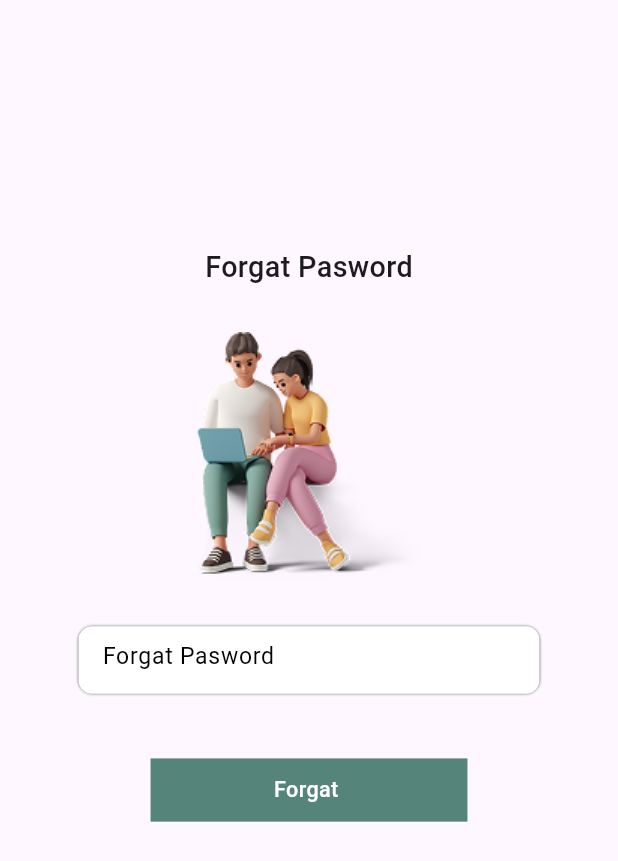
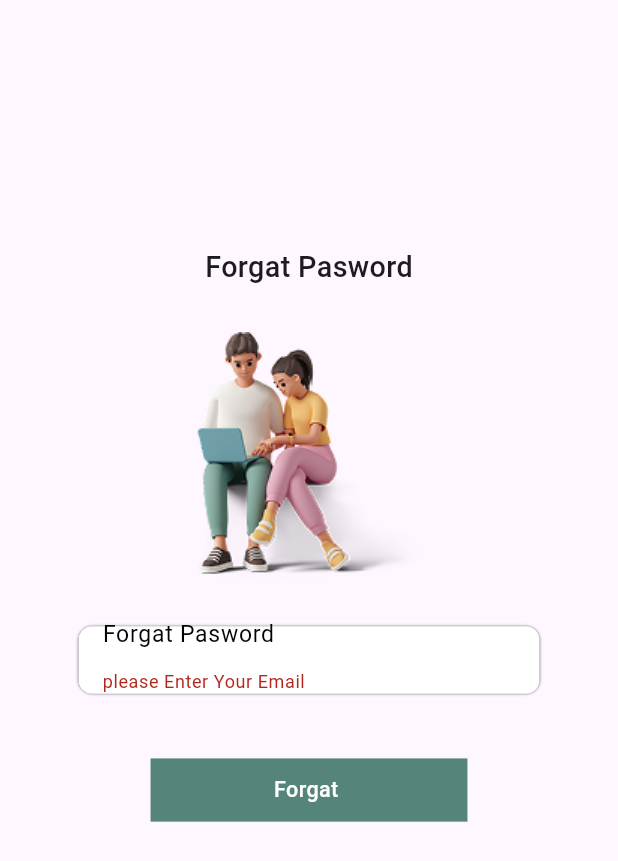
Before and after one commit to saddamhussain11/todoapp, a Flutter app: the ForgatpaswordScreen screen opened directly, after a tap on "Forgat", on a phone screen of 412 x 824 dp. Shown: the top 861 px of the screen. Run offline on Flutter 3.47's test engine with Material 3 defaults, Android fonts, the phone set to English and light mode, and no system bars; our stand-ins replace firebase_auth, firebase_core, flutter_screenutil, get, get_storage; accounts and stored records are empty.

Commit message:
email auyhentication

```diff
--- a/lib/view/auth/forgatpasword_screen.dart
+++ b/lib/view/auth/forgatpasword_screen.dart
@@ -1,18 +1,31 @@
+import 'package:firebase_auth/firebase_auth.dart';
 import 'package:flutter/material.dart';
 import 'package:flutter_screenutil/flutter_screenutil.dart';
+import 'package:get/get.dart';
 import 'package:todoapp/constant/appcolors.dart';
 import 'package:todoapp/constant/appimages.dart';
-import 'package:todoapp/widget/Button/Custom_Container.dart';
+import 'package:todoapp/util/toast_util.dart';
+import 'package:todoapp/widget/Button/Custom_Buton.dart';
 import 'package:todoapp/widget/Fields/custom_textfield.dart';
 
-class ForgatpaswordScreen extends StatelessWidget {
+class ForgatpaswordScreen extends StatefulWidget {
   const ForgatpaswordScreen({super.key});
 
+  @override
+  State<ForgatpaswordScreen> createState() => _ForgatpaswordScreenState();
+}
+
+class _ForgatpaswordScreenState extends State<ForgatpaswordScreen> {
+  TextEditingController emailcontroler = TextEditingController();
+  final formkey = GlobalKey<FormState>();
+  bool loding = false;
   @override
   Widget build(BuildContext context) {
     return Scaffold(
         body: Padding(
       padding: EdgeInsets.symmetric(horizontal: 20.h),
+      child: Form(
+        key: formkey,
         child: Column(crossAxisAlignment: CrossAxisAlignment.center, children: [
           SizedBox(
             height: 172.h,
@@ -23,7 +36,8 @@ class ForgatpaswordScreen extends StatelessWidget {
               children: [
                 Text(
                   'Forgat Pasword',
-                style: TextStyle(fontSize: 20.sp, fontWeight: FontWeight.w500),
+                  style:
+                      TextStyle(fontSize: 20.sp, fontWeight: FontWeight.w500),
                 ),
                 SizedBox(
                   height: 31.h,
@@ -35,41 +49,49 @@ class ForgatpaswordScreen extends StatelessWidget {
                   height: 25.h,
                 ),
                 CustomTextfield(
+                  controller: emailcontroler,
                   width: 320.w,
                   color: Appcolors.Colorweight,
                   labeltext: 'Forgat Pasword',
                   inputType: TextInputType.text,
                   obscuretext: false,
+                  validator: (Value) {
+                    if (Value == '' || Value == null) {
+                      return 'please Enter Your Email';
+                    }
+                    return null;
+                  },
                 ),
                 SizedBox(
                   height: 45.h,
                 ),
-              InkWell(
-                onTap: () {
-                  print('Buton press');
-                  // Navigator.push(
-                  //     context,
-                  //     MaterialPageRoute(
-                  //         builder: (context) => AddtodolistScreen()));
-                },
-                child: CustomContainer(
+                Custombuton(
                   width: 220.w,
                   height: 44.h,
                   backgroundColor: Appcolors.Colorgreen,
-                  child: Center(
-                      child: Text(
-                    'Forgat ',
-                    style: TextStyle(
-                        fontSize: 15.sp,
-                        fontWeight: FontWeight.w500,
-                        color: Appcolors.Colorweight),
-                  )),
-                ),
+                  ontap: () async {
+                    if (formkey.currentState!.validate()) {
+                      try {
+                        loding = true;
+                        setState(() {});
+                        await FirebaseAuth.instance.sendPasswordResetEmail(
+                            email: emailcontroler.text.trim());
+                        ToastUtil.success('Send Link');
+                        loding = false;
+                        setState(() {});
+                      } on FirebaseAuthException catch (e) {
+                        ToastUtil.error('error');
+                      }
+                    }
+                  },
+                  isLoading: loding,
+                  title: 'Forgat ',
                 ),
               ],
             ),
           ),
         ]),
+      ),
     ));
   }
 }
--- a/lib/view/user/home_screen.dart
+++ b/lib/view/user/home_screen.dart
@@ -5,7 +5,8 @@ import 'package:flutter_screenutil/flutter_screenutil.dart';
 import 'package:todoapp/constant/appcolors.dart';
 import 'package:todoapp/constant/appimages.dart';
 import 'package:todoapp/view/user/detail_screen.dart';
-import 'package:todoapp/widget/Button/Custom_Container.dart';
+import 'package:todoapp/widget/Button/Custom_Buton.dart';
+import 'package:todoapp/widget/card/Custom_Container.dart';
 
 class HomeScreen extends StatefulWidget {
   const HomeScreen({super.key});
--- /dev/null
+++ b/lib/widget/Button/Custom_Buton.dart
@@ -0,0 +1,77 @@
+import 'package:flutter/material.dart';
+import 'package:flutter_screenutil/flutter_screenutil.dart';
+import 'package:todoapp/constant/appcolors.dart';
+
+class Custombuton extends StatelessWidget {
+  final String? title; // Optional child widget
+  final List<Color>? colors; // Optional gradient colors
+  final Color? backgroundColor; // Optional solid background color
+  final Alignment begin;
+  final Alignment end;
+  final double? height;
+  final double? width;
+  final BorderRadius? borderRadius;
+  final BoxShape shape; // Added shape parameter
+  final BoxBorder? border; // Optional border parameter
+  final VoidCallback ontap;
+  final bool? isLoading;
+
+  const Custombuton({
+    super.key,
+    this.title,
+    this.colors, // Optional gradient
+    this.backgroundColor, // Optional solid background color
+    this.begin = Alignment.topCenter,
+    this.end = Alignment.bottomCenter,
+    this.height,
+    this.width,
+    this.borderRadius,
+    this.shape = BoxShape.rectangle, // Default to rectangle
+    this.border,
+    required this.ontap, // Initialize optional border
+    this.isLoading = false,
+  });
+
+  @override
+  Widget build(BuildContext context) {
+    return InkWell(
+      onTap: ontap,
+      child: Container(
+        height: height,
+        width: width,
+        decoration: BoxDecoration(
+          color: colors == null
+              ? backgroundColor
+              : null, // Use solid color if gradient is not provided
+          gradient: colors != null
+              ? LinearGradient(
+                  colors: colors!,
+                  begin: begin,
+                  end: end,
+                )
+              : null, // Use gradient only if colors are provided
+          shape: shape,
+          borderRadius: shape == BoxShape.circle ? null : borderRadius,
+          border: border, // Apply optional border
+        ),
+        child: Center(
+          child: isLoading == true
+              ? SizedBox(
+                  height: 20.h,
+                  width: 20.w,
+                  child: CircularProgressIndicator(
+                    color: Appcolors.Colorweight,
+                  ),
+                )
+              : Text(
+                  title.toString(),
+                  style: TextStyle(
+                      fontSize: 15.sp,
+                      fontWeight: FontWeight.w500,
+                      color: Appcolors.Colorweight),
+                ),
+        ),
+      ),
+    );
+  }
+}
--- a/lib/widget/Button/Custom_Container.dart
+++ b/lib/widget/card/Custom_Container.dart
@@ -11,6 +11,7 @@ class CustomContainer extends StatelessWidget {
   final BorderRadius? borderRadius;
   final BoxShape shape; // Added shape parameter
   final BoxBorder? border; // Optional border parameter
+  final VoidCallback? ontap;
 
   const CustomContainer({
     super.key,
@@ -23,12 +24,15 @@ class CustomContainer extends StatelessWidget {
     this.width,
     this.borderRadius,
     this.shape = BoxShape.rectangle, // Default to rectangle
-    this.border, // Initialize optional border
+    this.border,
+    this.ontap, // Initialize optional border
   });
 
   @override
   Widget build(BuildContext context) {
-    return Container(
+    return InkWell(
+      onTap: ontap,
+      child: Container(
         height: height,
         width: width,
         decoration: BoxDecoration(
@@ -47,6 +51,7 @@ class CustomContainer extends StatelessWidget {
           border: border, // Apply optional border
         ),
         child: child,
+      ),
     );
   }
 }
--- a/pubspec.yaml
+++ b/pubspec.yaml
@@ -41,6 +41,7 @@ dependencies:
   cloud_firestore: ^5.6.0
   cloud_functions: ^5.2.0
   flutter_screenutil: ^5.9.3
+  get_storage: ^2.1.1
 
 dev_dependencies:
   flutter_test:
```
Also changed, not shown: lib/main.dart (+8 -4 lines), lib/util/toast_util.dart (added, +13 -0 lines), lib/view/auth/login_screen.dart (+41 -23 lines), lib/view/auth/onboarding.dart (+10 -18 lines), lib/view/auth/signup_screen.dart (+46 -22 lines), lib/view/auth/splash_screen.dart (+13 -2 lines), lib/view/user/addtodolist_screen.dart (+5 -10 lines), pubspec.lock, 3 other files. Lines whose indentation alone changed are shown as unchanged.
